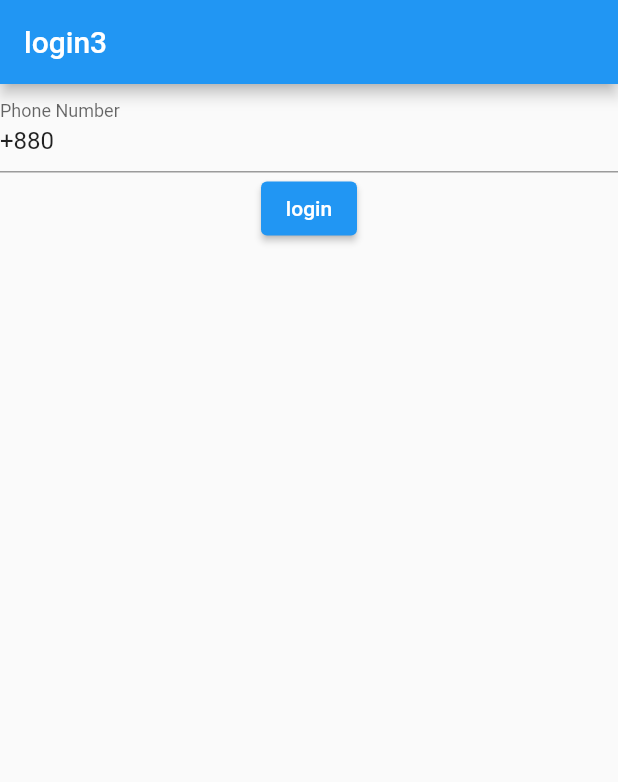
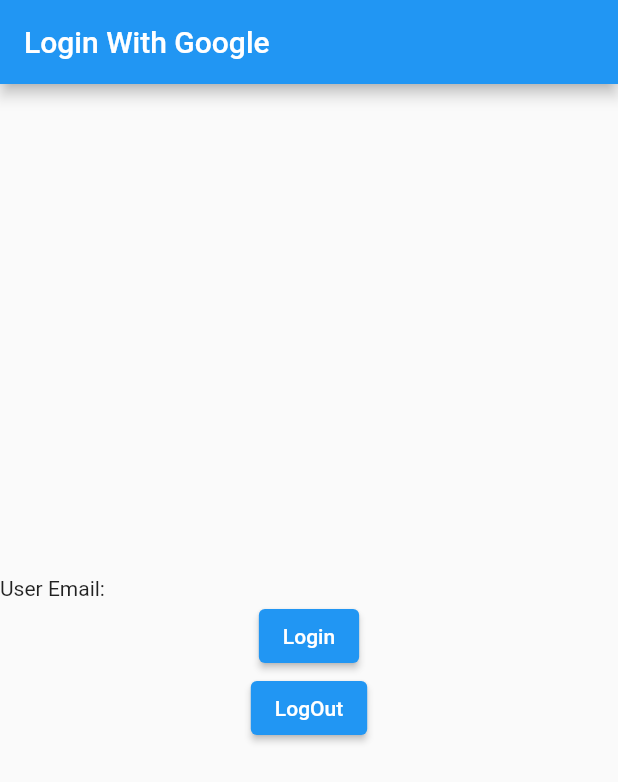
Before and after one commit to alphazen01/Phone-Authentication, a Flutter app: the screen it shows after launch, on a phone screen of 412 x 824 dp. Shown: the top 782 px of the screen. Run offline on Flutter 3.47's test engine with Material 2 defaults, Android fonts, the phone set to English and light mode, and no system bars; our stand-ins replace firebase_auth, firebase_core, fluttertoast, google_sign_in; accounts and stored records are empty.

Commit message:
login with google

```diff
--- a/lib/main.dart
+++ b/lib/main.dart
@@ -1,8 +1,8 @@
 import 'package:firebase_core/firebase_core.dart';
 import 'package:flutter/material.dart';
 import 'package:otp/screens/home.dart';
-import 'package:otp/screens/login2.dart';
-import 'package:otp/screens/login3.dart';
+import 'package:otp/screens/log_in_google.dart';
+import 'package:otp/screens/login3_phone.dart';
 
 
 void main()async {
@@ -32,7 +32,7 @@ class MyApp extends StatelessWidget {
         primarySwatch: Colors.blue,
       ),
       debugShowCheckedModeBanner: false,
-      home:Login3()
+      home:LoginWithGoogle()
     );
   }
 }
--- /dev/null
+++ b/lib/screens/log_in_google.dart
@@ -0,0 +1,71 @@
+import 'package:firebase_auth/firebase_auth.dart';
+import 'package:flutter/material.dart';
+import 'package:google_sign_in/google_sign_in.dart';
+
+class LoginWithGoogle extends StatefulWidget {
+  const LoginWithGoogle({ Key? key }) : super(key: key);
+
+  @override
+  State<LoginWithGoogle> createState() => _LoginWithGoogleState();
+}
+
+class _LoginWithGoogleState extends State<LoginWithGoogle> {
+  String userEmail="";
+
+
+
+
+
+
+  @override
+  Widget build(BuildContext context) {
+    return Scaffold(
+      appBar: AppBar(
+        title: Text("Login With Google"),
+      ),
+      body: Column(
+        mainAxisAlignment: MainAxisAlignment.center,
+        children: [
+          Row(
+            mainAxisAlignment: MainAxisAlignment.spaceBetween,
+            children: [
+              Text("User Email:"),
+              Text(userEmail)
+            ],
+          ),
+          ElevatedButton(
+            onPressed: ()async{
+              await signInWithGoogle();
+              setState(() {
+
+              });
+            },
+            child: Text("Login")
+            ),
+          ElevatedButton(
+            onPressed: (){},
+            child: Text("LogOut")
+          )
+        ],
+      ),
+    );
+  }
+   Future<UserCredential> signInWithGoogle() async {
+    // Trigger the authentication flow
+    final GoogleSignInAccount? googleUser = await GoogleSignIn().signIn();
+
+    // Obtain the auth details from the request
+    final GoogleSignInAuthentication googleAuth = await googleUser!.authentication;
+
+    // Create a new credential
+    final credential = GoogleAuthProvider.credential(
+      accessToken: googleAuth.accessToken,
+      idToken: googleAuth.idToken,
+    );
+
+    userEmail = googleUser.email;
+
+    // Once signed in, return the UserCredential
+    return await FirebaseAuth.instance.signInWithCredential(credential);
+  }
+}
--- a/pubspec.yaml
+++ b/pubspec.yaml
@@ -39,6 +39,8 @@ dependencies:
   intl_phone_field: ^3.1.0
   otp_text_field: ^1.1.3
   fluttertoast: ^8.0.8
+  google_sign_in: ^5.1.0
+  flutter_facebook_auth: ^3.5.1
 
 
 dev_dependencies:
```
Also changed, not shown: lib/screens/home.dart (+10 -8 lines), lib/screens/login2.dart (deleted, +0 -100 lines), lib/screens/log_in_phone.dart (renamed from lib/screens/log_in.dart), lib/screens/login3_phone.dart (renamed from lib/screens/login3.dart), pubspec.lock, 1 other file.
